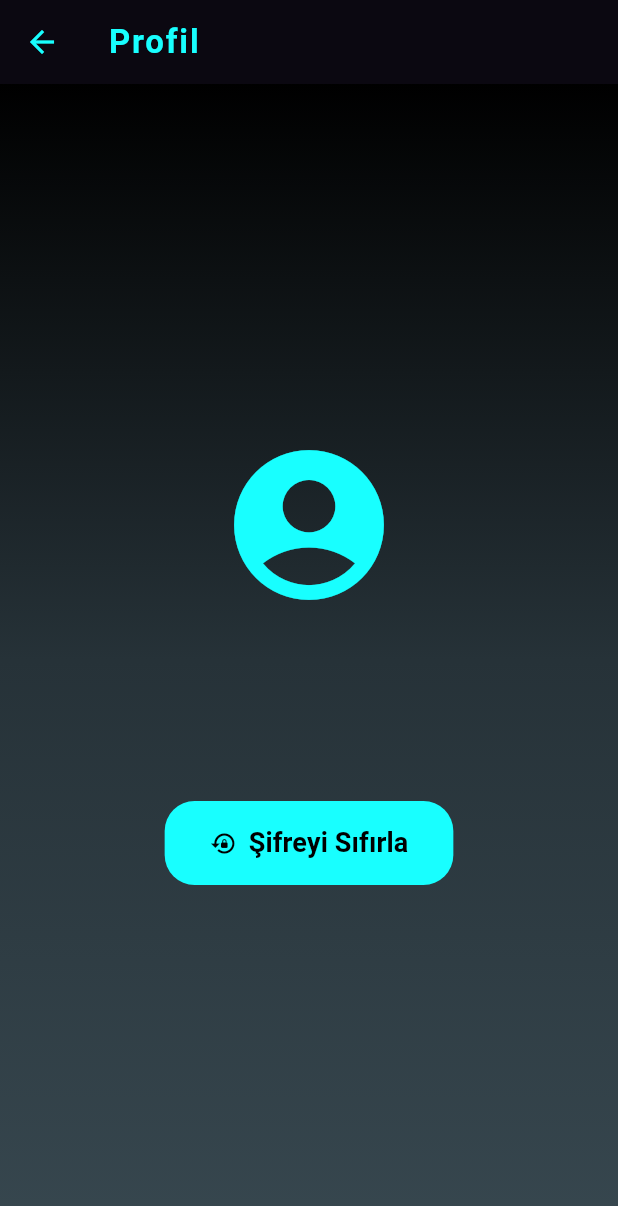
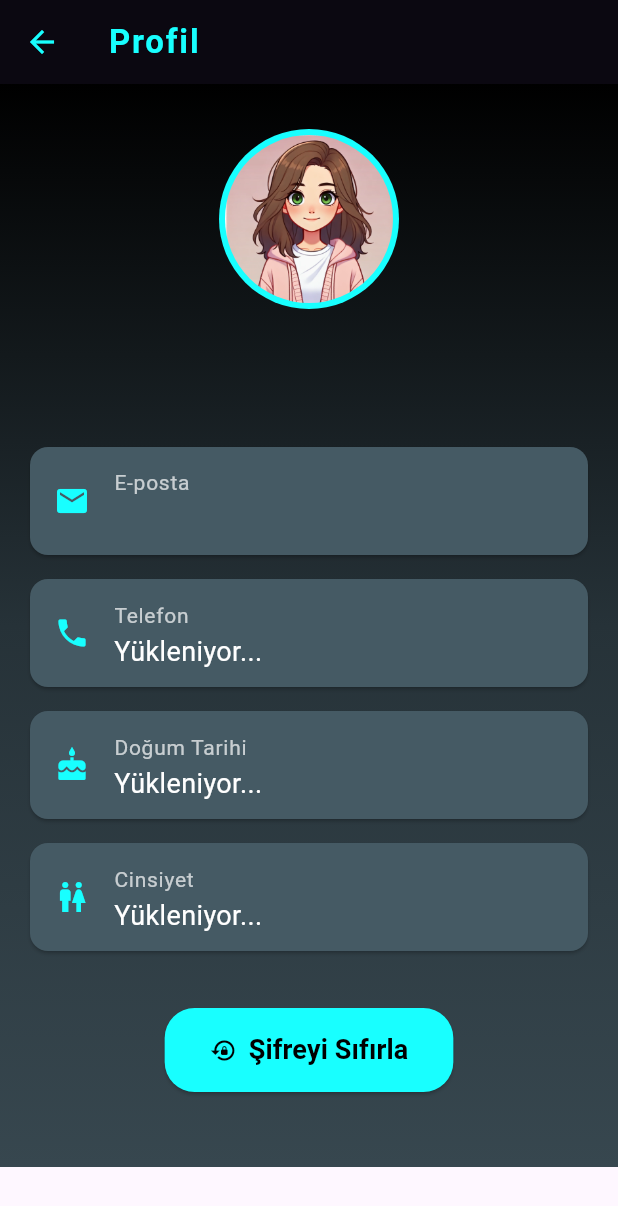
Before and after one commit to ferhanburak/skolyozmobil, a Flutter app: the ProfilePage screen opened directly, on a phone screen of 412 x 824 dp. Shown: the top 1206 px of the screen. Run offline on Flutter 3.47's test engine with Material 3 defaults, Android fonts, the light colour scheme and no system bars; our stand-ins replace flutter_blue_plus, permission_handler, shared_preferences, syncfusion_flutter_gauges; accounts and stored records are empty.

Commit message:
profile pic

```diff
--- a/lib/ProfilePage.dart
+++ b/lib/ProfilePage.dart
@@ -12,6 +12,9 @@ class ProfilePage extends StatefulWidget {
 class _ProfilePageState extends State<ProfilePage> {
   String fullName = "Yükleniyor...";
   String email = "Yükleniyor...";
+  String birthDate = "Yükleniyor...";
+  String gender = "Yükleniyor...";
+  String phoneNumber = "Yükleniyor...";
   bool isLoading = false;
 
   @override
@@ -20,16 +23,38 @@ class _ProfilePageState extends State<ProfilePage> {
     _loadUserDetails();
   }
 
-  /// Kullanıcı bilgilerini yükler.
   Future<void> _loadUserDetails() async {
     SharedPreferences prefs = await SharedPreferences.getInstance();
     setState(() {
       fullName = prefs.getString('fullName') ?? 'Bilinmeyen Kullanıcı';
       email = prefs.getString('loggedInEmail') ?? 'Bilinmeyen E-posta';
+
+      String? roleDataString = prefs.getString('roleSpecificData');
+      if (roleDataString != null) {
+        try {
+          Map<String, dynamic> roleData = jsonDecode(roleDataString);
+
+          birthDate = roleData['birthDate'] != null
+              ? _formatDate(roleData['birthDate'])
+              : "Yok";
+          gender = roleData['isMale'] == true ? "Erkek" : "Kadın";
+          phoneNumber = roleData['phoneNumber']?.toString() ?? "Yok";
+        } catch (e) {
+          print("❌ Hata: Kullanıcı bilgileri ayrıştırılamadı: $e");
+        }
+      }
     });
   }
 
-  /// Şifre sıfırlama isteği gönderir.
+  String _formatDate(String dateString) {
+    try {
+      DateTime date = DateTime.parse(dateString);
+      return "${date.day.toString().padLeft(2, '0')}.${date.month.toString().padLeft(2, '0')}.${date.year}";
+    } catch (e) {
+      return "Geçersiz tarih";
+    }
+  }
+
   Future<void> _resetPassword() async {
     setState(() {
       isLoading = true;
@@ -44,15 +69,11 @@ class _ProfilePageState extends State<ProfilePage> {
           'Content-Type': 'application/json',
           'Accept': 'application/json',
         },
-        body: jsonEncode({
-          'email': email,
-        }),
+        body: jsonEncode({'email': email}),
       );
 
       if (response.statusCode == 200) {
-        _showSuccessDialog(
-            'Şifre sıfırlama isteği gönderildi. Lütfen e-postanızı kontrol edin.'
-        );
+        _showSuccessDialog('Şifre sıfırlama isteği gönderildi. Lütfen e-postanızı kontrol edin.');
       } else {
         _showErrorDialog('Şifre sıfırlama başarısız.');
       }
@@ -65,7 +86,6 @@ class _ProfilePageState extends State<ProfilePage> {
     });
   }
 
-  /// Hata mesajını gösterir.
   void _showErrorDialog(String message) {
     showDialog(
       context: context,
@@ -73,16 +93,12 @@ class _ProfilePageState extends State<ProfilePage> {
         title: Text('Hata'),
         content: Text(message),
         actions: [
-          TextButton(
-            onPressed: () => Navigator.pop(context),
-            child: Text('Tamam'),
-          ),
+          TextButton(onPressed: () => Navigator.pop(context), child: Text('Tamam')),
         ],
       ),
     );
   }
 
-  /// Başarı mesajını gösterir ve ResetPasswordPage'e yönlendirir.
   void _showSuccessDialog(String message) {
     showDialog(
       context: context,
@@ -92,7 +108,7 @@ class _ProfilePageState extends State<ProfilePage> {
         actions: [
           TextButton(
             onPressed: () {
-              Navigator.pop(context); // Mevcut Dialog'u kapat
+              Navigator.pop(context);
               Navigator.push(
                 context,
                 MaterialPageRoute(
@@ -110,21 +126,18 @@ class _ProfilePageState extends State<ProfilePage> {
   @override
   Widget build(BuildContext context) {
     return Scaffold(
-      appBar: _buildAppBar(context),
+      appBar: _buildAppBar(),
       body: _buildBody(),
     );
   }
 
-  /// Uygulama çubuğu tasarımı
-  PreferredSizeWidget _buildAppBar(BuildContext context) {
+  PreferredSizeWidget _buildAppBar() {
     return AppBar(
       backgroundColor: Colors.black,
       elevation: 5,
       leading: IconButton(
         icon: Icon(Icons.arrow_back, color: Colors.cyanAccent),
-        onPressed: () {
-          Navigator.pop(context);
-        },
+        onPressed: () => Navigator.pop(context),
       ),
       title: Text(
         "Profil",
@@ -137,74 +150,84 @@ class _ProfilePageState extends State<ProfilePage> {
     );
   }
 
-  /// Ana gövde tasarımı
   Widget _buildBody() {
     return Container(
+      width: double.infinity,
       decoration: BoxDecoration(
         gradient: LinearGradient(
-          begin: Alignment.topCenter,
-          end: Alignment.bottomCenter,
           colors: [
             Colors.black,
             Colors.blueGrey.shade900,
             Colors.blueGrey.shade800,
           ],
+          begin: Alignment.topCenter,
+          end: Alignment.bottomCenter,
         ),
       ),
-      child: Center(
+      child: SingleChildScrollView( // 🔥 Add this
+        padding: EdgeInsets.symmetric(horizontal: 20, vertical: 30),
         child: Column(
-          mainAxisAlignment: MainAxisAlignment.center,
+          crossAxisAlignment: CrossAxisAlignment.center,
           children: [
-            Icon(Icons.account_circle, size: 120, color: Colors.cyanAccent),
+            _buildProfileImage(),
             SizedBox(height: 20),
             Text(
               fullName,
-              style: TextStyle(
-                fontSize: 26,
-                fontWeight: FontWeight.bold,
-                color: Colors.cyanAccent,
-                letterSpacing: 1.2,
-              ),
-            ),
-            SizedBox(height: 10),
-            Text(
-              email,
-              style: TextStyle(
-                fontSize: 18,
-                color: Colors.white70,
-              ),
+              style: TextStyle(fontSize: 24, fontWeight: FontWeight.bold, color: Colors.cyanAccent),
             ),
             SizedBox(height: 30),
+            _buildInfoCard(Icons.email, "E-posta", email),
+            _buildInfoCard(Icons.phone, "Telefon", phoneNumber),
+            _buildInfoCard(Icons.cake, "Doğum Tarihi", birthDate),
+            _buildInfoCard(Icons.wc, "Cinsiyet", gender),
+            SizedBox(height: 30),
             _buildResetPasswordButton(),
+            SizedBox(height: 20), // Extra padding for bottom space
           ],
         ),
       ),
     );
   }
 
-  /// Şifre sıfırlama butonu
+
+  Widget _buildProfileImage() {
+    String assetPath = gender == "Erkek" ? "assets/boypp.png" : "assets/girlpp.png";
+    return CircleAvatar(
+      radius: 60,
+      backgroundColor: Colors.cyanAccent,
+      child: CircleAvatar(
+        radius: 56,
+        backgroundImage: AssetImage(assetPath),
+        backgroundColor: Colors.transparent,
+      ),
+    );
+  }
+
+  Widget _buildInfoCard(IconData icon, String label, String value) {
+    return Card(
+      color: Colors.blueGrey.shade700,
+      margin: EdgeInsets.symmetric(vertical: 8),
+      shape: RoundedRectangleBorder(borderRadius: BorderRadius.circular(12)),
+      child: ListTile(
+        leading: Icon(icon, color: Colors.cyanAccent),
+        title: Text(label, style: TextStyle(color: Colors.white70, fontSize: 14)),
+        subtitle: Text(value, style: TextStyle(color: Colors.white, fontSize: 18)),
+      ),
+    );
+  }
+
   Widget _buildResetPasswordButton() {
     return ElevatedButton.icon(
-      onPressed: isLoading ? null : () {
-        _resetPassword();
-      },
+      onPressed: isLoading ? null : _resetPassword,
       icon: Icon(Icons.lock_reset, color: Colors.black),
       label: Text(
         isLoading ? "Gönderiliyor..." : "Şifreyi Sıfırla",
-        style: TextStyle(
-          color: Colors.black,
-          fontWeight: FontWeight.bold,
-          fontSize: 18,
-        ),
+        style: TextStyle(color: Colors.black, fontWeight: FontWeight.bold, fontSize: 18),
       ),
       style: ElevatedButton.styleFrom(
         backgroundColor: Colors.cyanAccent,
-        shape: RoundedRectangleBorder(
-          borderRadius: BorderRadius.circular(20),
-        ),
         padding: EdgeInsets.symmetric(horizontal: 30, vertical: 15),
-        shadowColor: Colors.transparent,
-        elevation: 10,
+        shape: RoundedRectangleBorder(borderRadius: BorderRadius.circular(20)),
       ),
     );
   }
--- a/pubspec.yaml
+++ b/pubspec.yaml
@@ -30,3 +30,5 @@ flutter:
   uses-material-design: true
   assets:
     - assets/scoli_logo.png
+    - assets/boypp.png
+    - assets/girlpp.png
```
Also changed, not shown: lib/ScanDevicesPage.dart (+78 -39 lines), assets/boypp.png (added), assets/girlpp.png (added).
